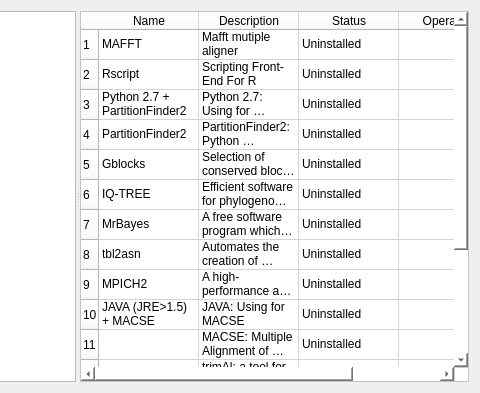
dongzhang0725/PhyloSuite, file PhyloSuite/uifiles/settings.ui: the form before one commit; both pictures show x 223 to 703 and y 0 to 393 of the 703 by 393 pixel window.
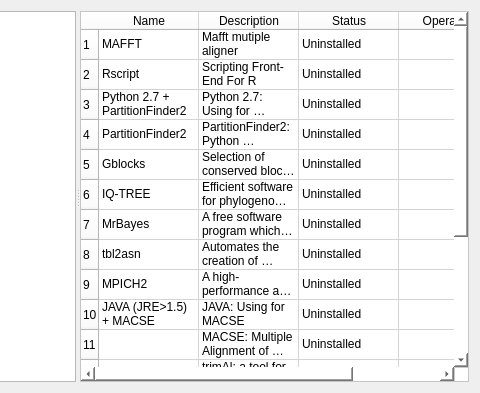
The form after the commit. Icons and pictures are not drawn. Custom widgets are drawn as their Qt base class.

```diff
--- a/PhyloSuite/uifiles/settings.ui
+++ b/PhyloSuite/uifiles/settings.ui
@@ -138,6 +138,11 @@
             <string>16</string>
            </property>
           </row>
+          <row>
+           <property name="text">
+            <string>17</string>
+           </property>
+          </row>
           <column>
            <property name="text">
             <string>Name</string>
@@ -408,6 +413,22 @@
             <string>Uninstalled</string>
            </property>
           </item>
+          <item row="16" column="0">
+           <property name="text">
+            <string>r8s</string>
+           </property>
+          </item>
+          <item row="16" column="1">
+           <property name="text">
+            <string>a program for estimating absolute rates of molecular evolution and
+divergence times on a phylogenetic tree.</string>
+           </property>
+          </item>
+          <item row="16" column="2">
+           <property name="text">
+            <string>Uninstalled</string>
+           </property>
+          </item>
          </widget>
         </item>
        </layout>
```
